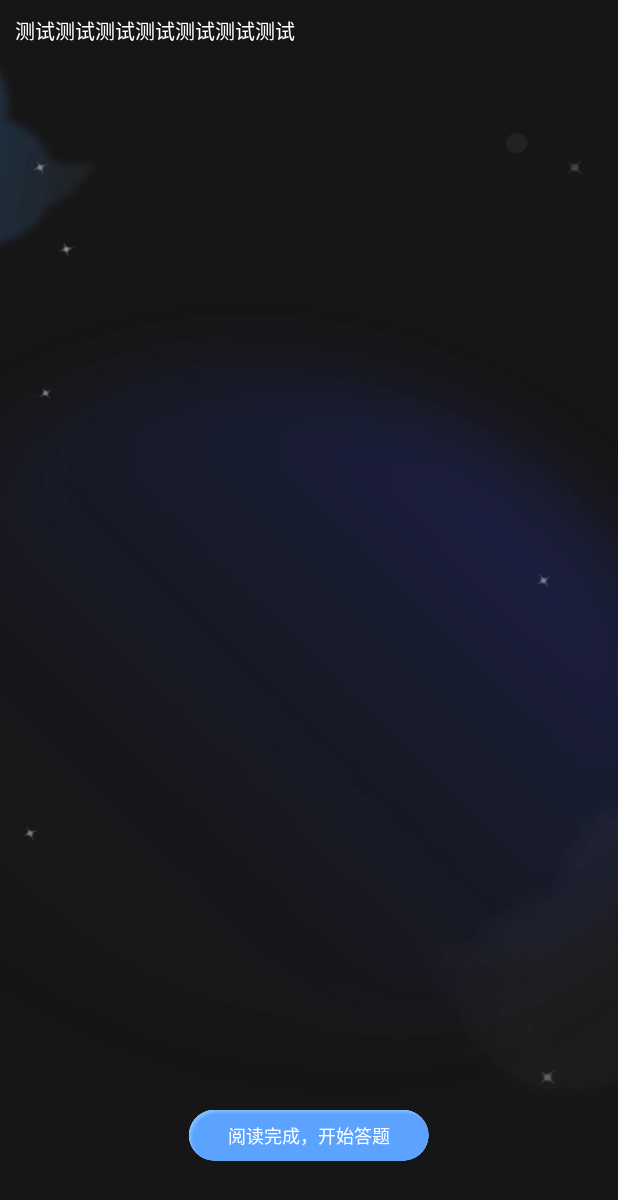
After one commit to LogicLion/FastReadDemo, an Android app: the layout fastread_fragment_article_read.xml on its own in the app's theme, with its tools: preview values and no code run, on a phone screen of 412 x 824 dp. The commit adds this screen. Shown: the top 1200 px of the screen. Run offline under Robolectric (Android 15) with nearby library versions, the phone set to English and light mode, and no system bars.

Commit message:
一目十行，文章分节阅读，文章测试

```diff
--- a/app/src/main/java/com/example/fastreaddemo/ui/FastReadGameActivity.kt
+++ b/app/src/main/java/com/example/fastreaddemo/ui/FastReadGameActivity.kt
@@ -78,7 +78,9 @@ class FastReadGameActivity : DataBindingActivity() {
             FastReadType.NUMBER_FLASH -> NumberFlashFragment()
             FastReadType.SKIP_READ_TRAIN -> SkipReadTrainFragment()
             FastReadType.SENTENCE_FLASH -> SentenceFlashFragment()
-            FastReadType.PICTURE_FLASH->PictureFlashFragment()
+            FastReadType.PICTURE_FLASH -> PictureFlashFragment()
+            FastReadType.TEN_LINE_READ -> TenLineReadFragment()
+            FastReadType.ARTICLE_PART_READ -> ArticlePartStepReadFragment()
             else -> throw Exception("参数错误")
         }
     }
--- a/app/src/main/java/com/example/fastreaddemo/ui/FastReadListFragment.kt
+++ b/app/src/main/java/com/example/fastreaddemo/ui/FastReadListFragment.kt
@@ -54,7 +54,7 @@ class FastReadListFragment : DataBindingFragment() {
         binding.rv.layoutManager = LinearLayoutManager(requireActivity())
 
 
-        for (i in 1..28) {
+        for (i in 1..29) {
             val fastReadType = matchGameType(i)
             fastReadType?.let { typeList.add(it) }
         }
--- /dev/null
+++ b/app/src/main/res/layout/fastread_fragment_article_read.xml
@@ -0,0 +1,100 @@
+<?xml version="1.0" encoding="utf-8"?>
+<layout xmlns:android="http://schemas.android.com/apk/res/android"
+    xmlns:app="http://schemas.android.com/apk/res-auto"
+    xmlns:tools="http://schemas.android.com/tools">
+
+    <data>
+
+    </data>
+
+    <androidx.constraintlayout.widget.ConstraintLayout
+        android:layout_width="match_parent"
+        android:layout_height="match_parent"
+        tools:background="@drawable/pic_bg_fast_read_game">
+
+
+        <LinearLayout
+            android:layout_width="match_parent"
+            android:layout_height="wrap_content"
+            app:layout_constraintTop_toTopOf="parent"
+            android:layout_marginTop="80dp"
+            android:orientation="vertical"
+            android:visibility="invisible"
+            android:gravity="center_horizontal">
+
+            <TextView
+                android:id="@+id/tv_article_title"
+                android:layout_width="wrap_content"
+                android:layout_height="wrap_content"
+                android:layout_marginHorizontal="50dp"
+                android:gravity="center"
+                android:textSize="16sp"
+                android:textColor="@color/white"
+                android:text="阅读文章《小马过河》（100字）"/>
+
+
+            <TextView
+                android:id="@+id/tv_article_from"
+                android:layout_width="wrap_content"
+                android:layout_height="wrap_content"
+                android:layout_marginTop="5dp"
+                android:textSize="13sp"
+                android:textColor="@color/white"
+                android:text="出处：来自网络"/>
+
+
+            <TextView
+                android:id="@+id/tv_start"
+                android:layout_width="160dp"
+                android:layout_height="34dp"
+                android:layout_marginTop="50dp"
+                android:text="开始阅读"
+                android:gravity="center"
+                android:textColor="@color/white"
+                android:background="@drawable/icon_start_game"/>
+
+        </LinearLayout>
+
+
+        <LinearLayout
+            android:layout_width="match_parent"
+            android:layout_height="match_parent"
+            android:orientation="vertical"
+            android:gravity="center_horizontal">
+
+            <androidx.core.widget.NestedScrollView
+                android:id="@+id/nested_scroll_view"
+                android:layout_width="match_parent"
+                android:layout_height="0dp"
+                android:layout_weight="1"
+                android:layout_margin="10dp"
+                app:layout_constraintBottom_toTopOf="@id/tv_second"
+                app:layout_constraintTop_toTopOf="parent">
+
+            <TextView
+                android:layout_width="match_parent"
+                android:layout_height="wrap_content"
+                android:textColor="@color/white"
+                android:textSize="13sp"
+                android:lineSpacingExtra="5dp"
+                android:text="测试测试测试测试测试测试测试"
+                android:layout_marginBottom="30dp" />
+
+            </androidx.core.widget.NestedScrollView>
+
+
+            <TextView
+                android:layout_width="160dp"
+                android:layout_height="34dp"
+                android:textColor="@color/white"
+                android:layout_marginBottom="50dp"
+                android:textSize="12sp"
+                android:gravity="center"
+                android:background="@drawable/icon_start_game"
+                android:text="阅读完成，开始答题"/>
+
+
+        </LinearLayout>
+
+    </androidx.constraintlayout.widget.ConstraintLayout>
+</layout>
```
Also changed, not shown: app/src/main/java/com/example/fastreaddemo/adapter/TenLineReadAdapter.kt (added, +16 -0 lines), app/src/main/java/com/example/fastreaddemo/ui/AnswerArticleQuestionFragment.kt (added, +37 -0 lines), app/src/main/java/com/example/fastreaddemo/ui/ArticlePartStepReadFragment.kt (added, +76 -0 lines), app/src/main/java/com/example/fastreaddemo/ui/ArticleReadFragment.kt (added, +16 -0 lines), app/src/main/java/com/example/fastreaddemo/ui/TenLineReadFragment.kt (added, +105 -0 lines), app/src/main/res/layout/fastread_fragment_answer_article_question.xml (added, +50 -0 lines), app/src/main/res/layout/fastread_fragment_part_step_read.xml (added, +52 -0 lines), app/src/main/res/layout/fastread_fragment_ten_line_read.xml (added, +43 -0 lines), app/src/main/res/layout/fastread_item_recycler_ten_line_read.xml (added, +10 -0 lines), app/src/main/res/drawable-xxhdpi/icon_start_game.png (added).
